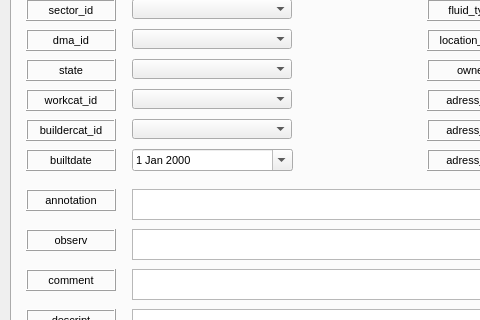
Giswater/giswater_qgis_plugin, file ui/ws_arc.ui: the form before one commit; both pictures show x 0 to 480 and y 146 to 466 of the 845 by 612 pixel window.
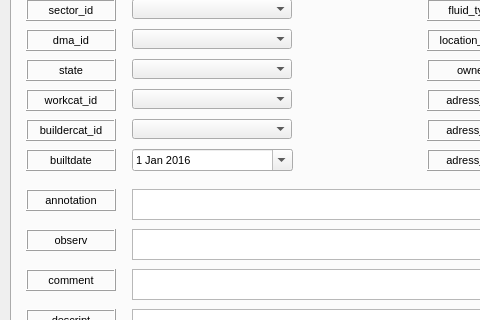
The form after the commit.

Commit message: #45 Remove unused imports and blank lines UI form: Change start date

Patch:
```diff
--- a/ui/ws_arc.ui
+++ b/ui/ws_arc.ui
@@ -942,6 +942,13 @@
        <height>22</height>
       </rect>
      </property>
+     <property name="date">
+      <date>
+       <year>2016</year>
+       <month>1</month>
+       <day>1</day>
+      </date>
+     </property>
      <property name="calendarPopup">
       <bool>true</bool>
      </property>
```
The commit also changes 1 other file.
